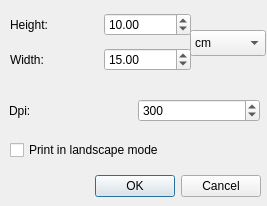
enricoros/fotowall, file ExactSizeDialog.ui: the form before one commit.
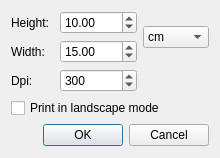
The form after the commit.

Commit message: Small touches: layout ui, select all (CTRL+A), videocontent fixes, removed fixme's.

The edit to the form file:
```diff
--- a/ExactSizeDialog.ui
+++ b/ExactSizeDialog.ui
@@ -6,101 +6,22 @@
    <rect>
     <x>0</x>
     <y>0</y>
-    <width>267</width>
-    <height>206</height>
+    <width>220</width>
+    <height>158</height>
    </rect>
   </property>
   <property name="windowTitle">
    <string>Choose size</string>
   </property>
-  <widget class="QDialogButtonBox" name="buttonBox">
-   <property name="geometry">
-    <rect>
-     <x>90</x>
-     <y>170</y>
-     <width>171</width>
-     <height>32</height>
-    </rect>
-   </property>
-   <property name="orientation">
-    <enum>Qt::Horizontal</enum>
-   </property>
-   <property name="standardButtons">
-    <set>QDialogButtonBox::Cancel|QDialogButtonBox::Ok</set>
-   </property>
-  </widget>
-  <widget class="QWidget" name="horizontalLayoutWidget_3">
-   <property name="geometry">
-    <rect>
-     <x>9</x>
-     <y>90</y>
-     <width>251</width>
-     <height>41</height>
-    </rect>
-   </property>
-   <layout class="QHBoxLayout" name="horizontalLayout_3">
-    <item>
-     <widget class="QLabel" name="label_3">
-      <property name="toolTip">
-       <string>Dot Per Inch</string>
-      </property>
-      <property name="text">
-       <string>Dpi:</string>
-      </property>
-     </widget>
-    </item>
-    <item>
-     <widget class="QSpinBox" name="dpiSpinBox">
-      <property name="maximum">
-       <number>1000</number>
-      </property>
-      <property name="value">
-       <number>300</number>
-      </property>
-     </widget>
-    </item>
-   </layout>
-  </widget>
-  <widget class="QComboBox" name="unityComboBox">
-   <property name="geometry">
-    <rect>
-     <x>190</x>
-     <y>30</y>
-     <width>76</width>
-     <height>26</height>
-    </rect>
-   </property>
-   <item>
-    <property name="text">
-     <string>cm</string>
-    </property>
-   </item>
-   <item>
-    <property name="text">
-     <string>inches</string>
-    </property>
-   </item>
-  </widget>
-  <widget class="QWidget" name="layoutWidget">
-   <property name="geometry">
-    <rect>
-     <x>10</x>
-     <y>7</y>
-     <width>181</width>
-     <height>71</height>
-    </rect>
-   </property>
-   <layout class="QVBoxLayout" name="verticalLayout">
-    <item>
-     <layout class="QHBoxLayout" name="horizontalLayout_2">
-      <item>
+  <layout class="QGridLayout" name="gridLayout">
+   <item row="0" column="0">
        <widget class="QLabel" name="label_2">
         <property name="text">
          <string>Height:</string>
         </property>
        </widget>
       </item>
-      <item>
+   <item row="0" column="1">
        <widget class="QDoubleSpinBox" name="heightSpinBox">
         <property name="maximum">
          <double>10000.000000000000000</double>
@@ -110,18 +31,28 @@
         </property>
        </widget>
       </item>
-     </layout>
+   <item row="0" column="2" rowspan="2">
+    <widget class="QComboBox" name="unityComboBox">
+     <item>
+      <property name="text">
+       <string>cm</string>
+      </property>
     </item>
     <item>
-     <layout class="QHBoxLayout" name="horizontalLayout">
-      <item>
+      <property name="text">
+       <string>inches</string>
+      </property>
+     </item>
+    </widget>
+   </item>
+   <item row="1" column="0">
        <widget class="QLabel" name="label">
         <property name="text">
          <string>Width:</string>
         </property>
        </widget>
       </item>
-      <item>
+   <item row="1" column="1">
        <widget class="QDoubleSpinBox" name="widthSpinBox">
         <property name="maximum">
          <double>10000.000000000000000</double>
@@ -131,23 +62,44 @@
         </property>
        </widget>
       </item>
-     </layout>
-    </item>
-   </layout>
-  </widget>
+   <item row="2" column="0">
+    <widget class="QLabel" name="label_3">
+     <property name="toolTip">
+      <string>Dot Per Inch</string>
+     </property>
+     <property name="text">
+      <string>Dpi:</string>
+     </property>
+    </widget>
+   </item>
+   <item row="2" column="1">
+    <widget class="QSpinBox" name="dpiSpinBox">
+     <property name="maximum">
+      <number>1000</number>
+     </property>
+     <property name="value">
+      <number>300</number>
+     </property>
+    </widget>
+   </item>
+   <item row="3" column="0" colspan="3">
   <widget class="QCheckBox" name="landscapeCheckBox">
-   <property name="geometry">
-    <rect>
-     <x>10</x>
-     <y>140</y>
-     <width>191</width>
-     <height>20</height>
-    </rect>
-   </property>
    <property name="text">
     <string>Print in landscape mode</string>
    </property>
   </widget>
+   </item>
+   <item row="4" column="0" colspan="3">
+    <widget class="QDialogButtonBox" name="buttonBox">
+     <property name="orientation">
+      <enum>Qt::Horizontal</enum>
+     </property>
+     <property name="standardButtons">
+      <set>QDialogButtonBox::Cancel|QDialogButtonBox::Ok</set>
+     </property>
+    </widget>
+   </item>
+  </layout>
  </widget>
  <resources/>
  <connections>
```
Lines whose indentation alone changed are shown as unchanged. The commit also changes 10 other files.
